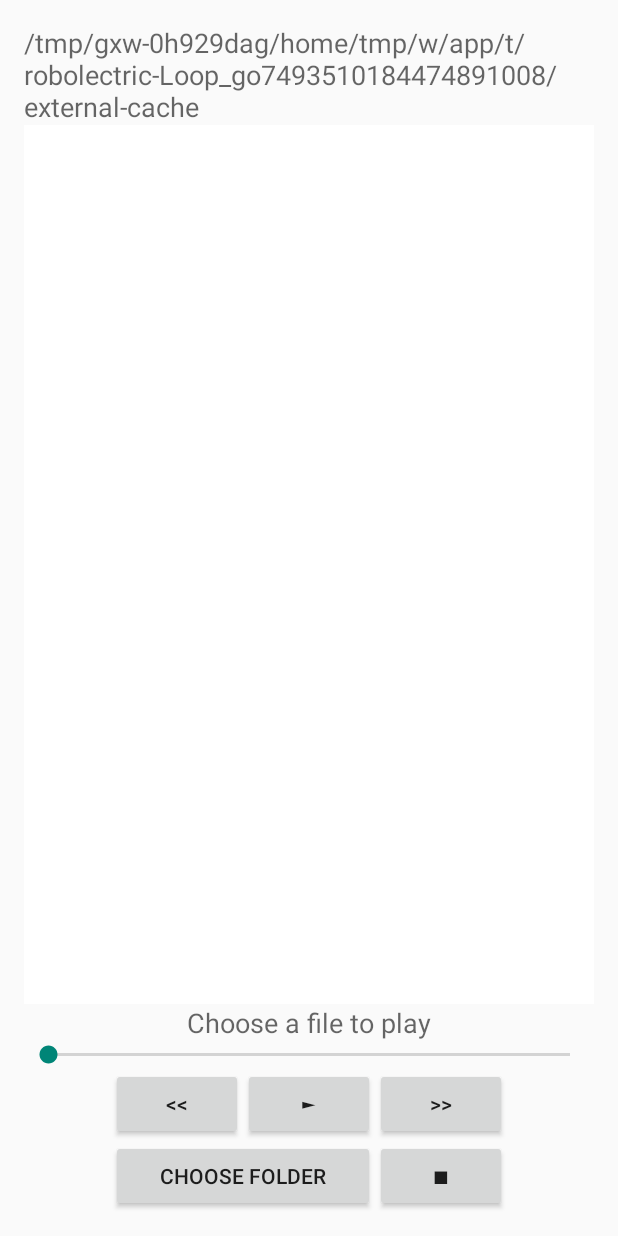
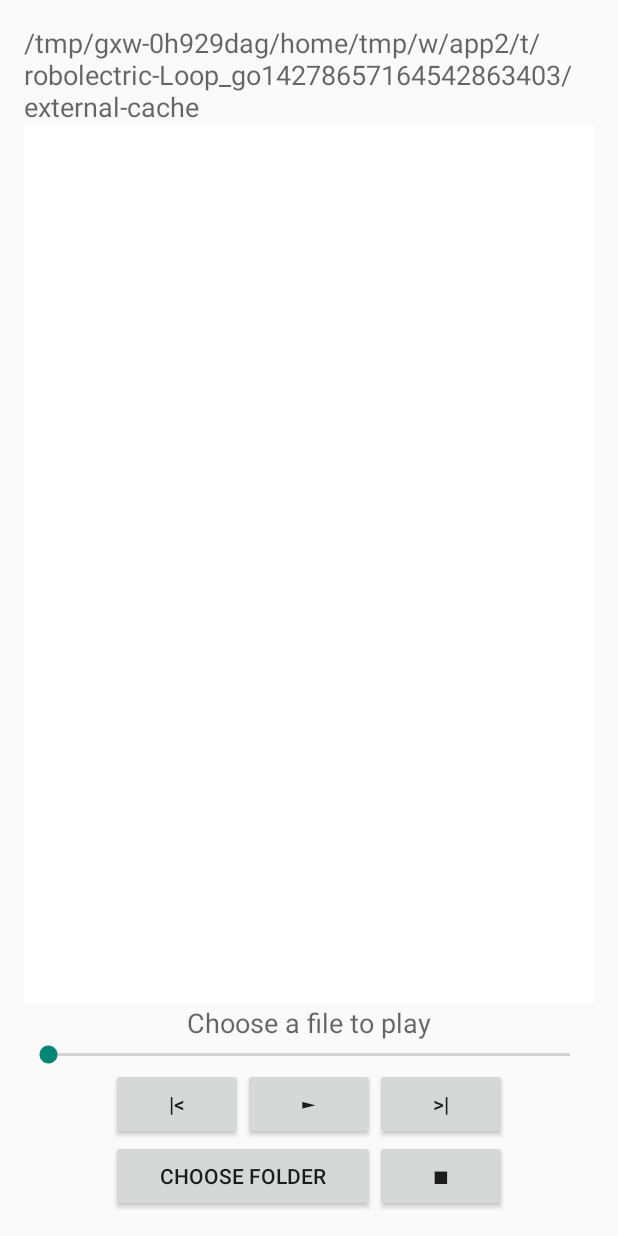
Before and after one commit to PaulLesur/gingermediaplayer, an Android app: the screen it shows after launch (MainActivity), on a phone screen of 412 x 824 dp. Run offline under Robolectric (Android 15) with nearby library versions, the phone set to English and light mode, and no system bars.

```diff
--- a/app/src/main/res/layout/activity_main.xml
+++ b/app/src/main/res/layout/activity_main.xml
@@ -49,7 +49,7 @@
     <Button
         android:layout_width="wrap_content"
         android:layout_height="wrap_content"
-        android:text=">>"
+        android:text=">|"
         android:id="@+id/buttonForward"
         android:layout_below="@+id/seekBar"
         android:layout_toRightOf="@+id/button"
@@ -58,7 +58,7 @@
     <Button
         android:layout_width="wrap_content"
         android:layout_height="wrap_content"
-        android:text="&lt;&lt;"
+        android:text="|&lt;"
         android:id="@+id/buttonBackward"
         android:layout_below="@+id/seekBar"
         android:layout_toLeftOf="@+id/button"
```
Also changed, not shown: app/src/main/java/com/via/paul/myapplication/FileExplorer.java (+7 -18 lines), app/src/main/java/com/via/paul/myapplication/MainActivity.java (+1 -13 lines).
